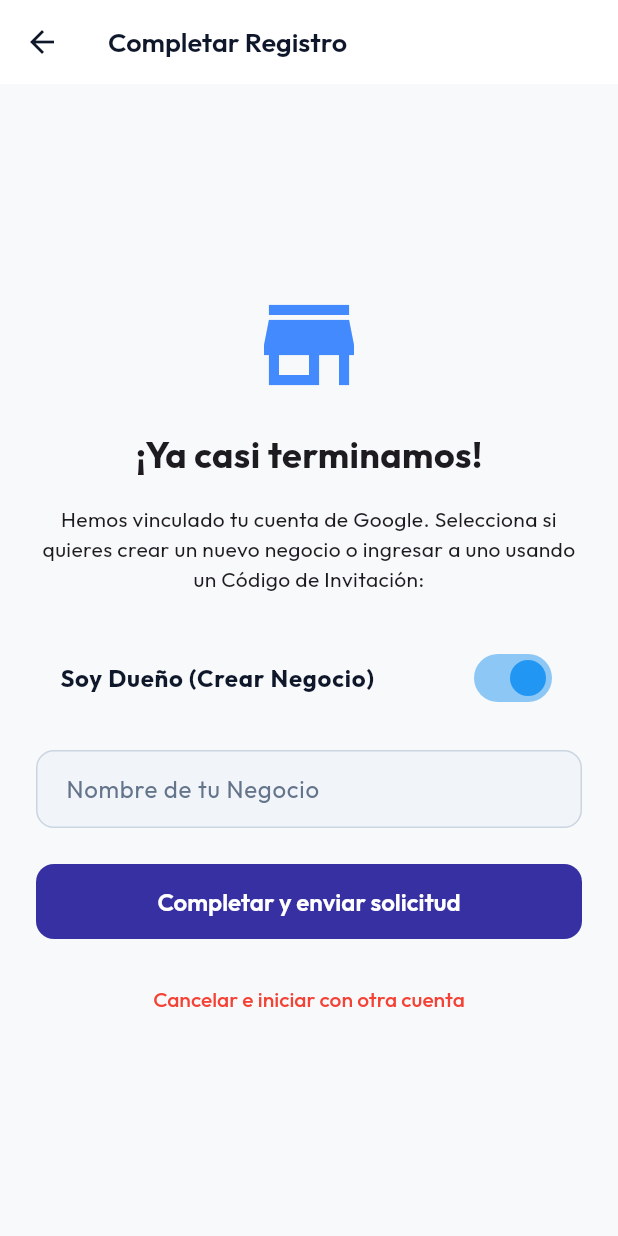
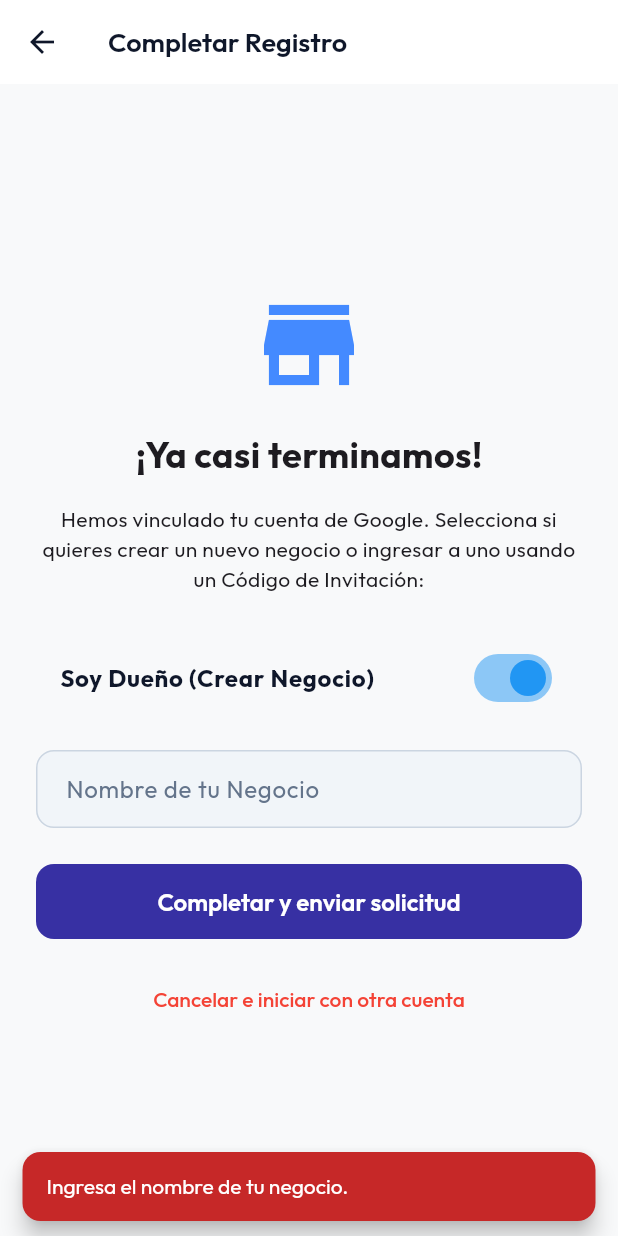
Before and after one commit to HumbertoTacos/Inventarios-Universal, a Flutter app: the CompletarRegistroGoogleScreen screen opened directly, after a tap on "Completar y enviar solicitud", on a phone screen of 412 x 824 dp. Run offline on Flutter 3.47's test engine with Material 3 defaults, Android fonts, the phone set to English and light mode, and no system bars; our stand-ins replace cloud_firestore, csv, firebase_auth, firebase_core, firebase_storage, fl_chart and 5 more; missing offline and left inert: barcode, file_saver, mobile_scanner; accounts and stored records are empty; network calls fail.

```diff
--- a/lib/screens/bitacora_screen.dart
+++ b/lib/screens/bitacora_screen.dart
@@ -92,7 +92,8 @@ class _BitacoraScreenState extends State<BitacoraScreen> {
     final negocioId = AuthService().currentNegocioId;
     Query query = _bitacoraRef
         .where('negocioId', isEqualTo: negocioId)
-        .orderBy('fecha', descending: true);
+        .orderBy('fecha', descending: true)
+        .limit(50);
 
     if (_rangoSeleccionado != null) {
       // Ajustamos el fin para incluir todo el último día (23:59:59)
--- a/lib/screens/completar_registro_google_screen.dart
+++ b/lib/screens/completar_registro_google_screen.dart
@@ -18,7 +18,18 @@ class _CompletarRegistroGoogleScreenState
   bool _isLoading = false;
 
   void _completar() async {
-    if (_negocioController.text.trim().isEmpty) return;
+    final negocio = _negocioController.text.trim();
+    final codigo = _codigoController.text.trim();
+
+    if (_isCreatingBusiness && negocio.isEmpty) {
+      _msg('Ingresa el nombre de tu negocio.');
+      return;
+    }
+    if (!_isCreatingBusiness && codigo.isEmpty) {
+      _msg('Ingresa el código de invitación.');
+      return;
+    }
+
     setState(() => _isLoading = true);
 
     try {
@@ -37,13 +48,21 @@ class _CompletarRegistroGoogleScreenState
       }
     } catch (e) {
       if (mounted) {
-        ScaffoldMessenger.of(
-          context,
-        ).showSnackBar(SnackBar(content: Text('Error: ${e.toString()}')));
+        _msg('Error: ${e.toString()}');
       }
     } finally {
       if (mounted) setState(() => _isLoading = false);
     }
+  }
+
+  void _msg(String m, {bool isError = true}) {
+    ScaffoldMessenger.of(context).showSnackBar(
+      SnackBar(
+        content: Text(m),
+        backgroundColor: isError ? Colors.red.shade800 : Colors.green.shade800,
+        behavior: SnackBarBehavior.floating,
+      ),
+    );
   }
 
   @override
```
Also changed, not shown: lib/screens/clientes_screen.dart (+15 -1 lines), lib/screens/historial_ventas_screen.dart (+9 -13 lines), lib/screens/login_screen.dart (+12 -5 lines), lib/screens/registro_screen.dart (+10 -2 lines), lib/screens/ventas_screen.dart (+45 -11 lines), lib/services/firebase_service.dart (+24 -0 lines), lib/widgets/app_drawer.dart (+7 -0 lines).
